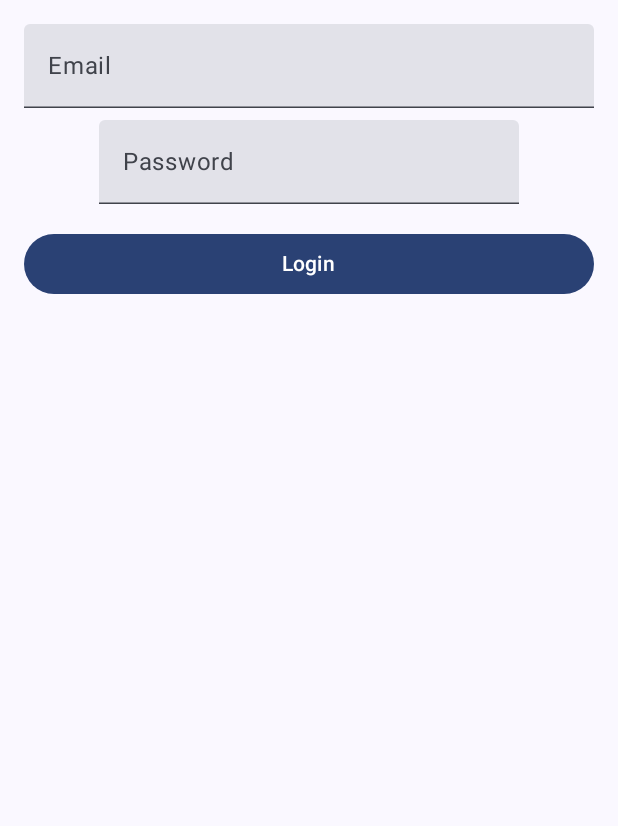
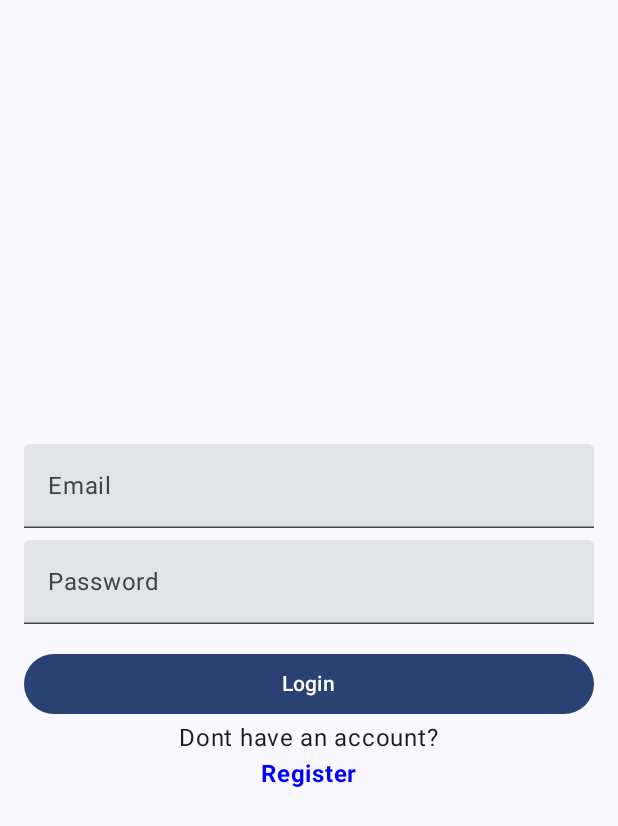
Before and after one commit to LabMember004/OurMovies, an Android app built with Jetpack Compose: the screen it shows after launch (MainActivity), on a phone screen of 412 x 824 dp. Shown: the top 826 px of the screen. Run offline under Robolectric (Android 15) with nearby library versions, the phone set to English and light mode, and no system bars; our stand-ins replace livedata-compose.

Commit message:
Registration added with nicer design

```diff
--- a/app/src/main/java/com/example/ourmovies/MainActivity.kt
+++ b/app/src/main/java/com/example/ourmovies/MainActivity.kt
@@ -37,6 +37,7 @@ import com.example.ourmovies.presentation.LoginScreen
 import com.example.ourmovies.presentation.MainPage
 import com.example.ourmovies.presentation.MovieDetailsScreen
 import com.example.ourmovies.presentation.Profile
+import com.example.ourmovies.presentation.Register
 import com.example.ourmovies.presentation.navigation.Screen
 
 import com.example.ourmovies.ui.theme.OurMoviesTheme
@@ -55,10 +56,12 @@ class MainActivity : ComponentActivity() {
             }
         }
     }
+
     class NetworkChangeReceiver : BroadcastReceiver() {
         override fun onReceive(context: Context, intent: Intent) {
             if (!IsInternetAvailable.checkInternetAvailability(context)) {
-                Toast.makeText(context, "No internet connection available", Toast.LENGTH_SHORT).show()
+                Toast.makeText(context, "No internet connection available", Toast.LENGTH_SHORT)
+                    .show()
             }
         }
     }
@@ -78,7 +81,6 @@ class MainActivity : ComponentActivity() {
     }
 
 }
-
 
 
 @Composable
@@ -101,10 +103,16 @@ fun Navigation(
             modifier = Modifier.padding(paddingValues)
         ) {
             composable(route = Screen.Login.route) {
-                LoginScreen(navController = navController, onLoginSuccess = { newToken ->
-                    viewModel.setToken(newToken ?: "")
-                    navController.navigate(Screen.MainPage.route)
-                })
+                LoginScreen(
+                    navController = navController, onLoginSuccess = { newToken ->
+                        viewModel.setToken(newToken ?: "")
+                        navController.navigate(Screen.MainPage.route)
+
+                    },
+                    onNavigateToRegister = { navController.navigate(Screen.Register.route) }
+
+
+                )
             }
 
             composable(
@@ -112,7 +120,11 @@ fun Navigation(
                 arguments = listOf(navArgument("movieId") { type = NavType.StringType })
             ) { backStackEntry ->
                 val movieId = backStackEntry.arguments?.getString("movieId") ?: ""
-                MovieDetailsScreen(movieId, navController = navController, authViewModel = viewModel)
+                MovieDetailsScreen(
+                    movieId,
+                    navController = navController,
+                    authViewModel = viewModel
+                )
             }
 
             composable(route = Screen.FavoriteMovieScreen.route) {
@@ -122,8 +134,13 @@ fun Navigation(
             composable(route = Screen.MainPage.route) {
                 MainPage(navController = navController)
             }
-            composable(route=Screen.Profile.route) {
+            composable(route = Screen.Profile.route) {
                 Profile(navController = navController)
+            }
+            composable(route = Screen.Register.route) {
+                Register(
+                    navController = navController,
+                    onNavigateBack = {navController.navigate(Screen.Login.route)})
             }
         }
     }
--- /dev/null
+++ b/app/src/main/java/com/example/ourmovies/domain/UserPreferences.kt
@@ -0,0 +1,4 @@
+package com.example.ourmovies.domain
+
+class UserPreferences {
+}
--- a/app/src/main/java/com/example/ourmovies/presentation/FavoriteMoviesScreen.kt
+++ b/app/src/main/java/com/example/ourmovies/presentation/FavoriteMoviesScreen.kt
@@ -84,14 +84,14 @@ fun MovieItem(movie: Movies, viewModel: FavoriteViewModel, token: String) {
 
         Spacer(modifier = Modifier.height(8.dp))
 
-        // Movie Title and Delete Icon
+
         Row(
             modifier = Modifier.fillMaxWidth(),
             horizontalArrangement = Arrangement.SpaceBetween,
             verticalAlignment = Alignment.CenterVertically
         ) {
             Column(
-                modifier = Modifier.weight(1f) // Makes the title take available space
+                modifier = Modifier.weight(1f)
             ) {
                 Text(
                     text = movie.title,
--- a/app/src/main/java/com/example/ourmovies/presentation/LoginScreen.kt
+++ b/app/src/main/java/com/example/ourmovies/presentation/LoginScreen.kt
@@ -1,11 +1,14 @@
 package com.example.ourmovies.presentation
 
 import android.util.Log
+import androidx.compose.foundation.clickable
 import androidx.compose.foundation.layout.*
 import androidx.compose.material3.*
 import androidx.compose.runtime.*
 import androidx.compose.ui.Alignment
 import androidx.compose.ui.Modifier
+import androidx.compose.ui.graphics.Color
+import androidx.compose.ui.text.font.FontWeight
 import androidx.compose.ui.text.input.PasswordVisualTransformation
 import androidx.compose.ui.unit.dp
 import androidx.lifecycle.viewmodel.compose.viewModel
@@ -13,7 +16,7 @@ import androidx.navigation.NavController
 import com.example.ourmovies.domain.viewModels.LoginViewModel
 
 @Composable
-fun LoginScreen(navController: NavController, onLoginSuccess: (String) -> Unit) {
+fun LoginScreen(navController: NavController, onLoginSuccess: (String) -> Unit , onNavigateToRegister : () -> Unit) {
     val viewModel: LoginViewModel = viewModel()
 
     var email by remember { mutableStateOf("") }
@@ -24,7 +27,8 @@ fun LoginScreen(navController: NavController, onLoginSuccess: (String) -> Unit)
         modifier = Modifier
             .fillMaxSize()
             .padding(16.dp),
-        horizontalAlignment = Alignment.CenterHorizontally
+        horizontalAlignment = Alignment.CenterHorizontally,
+        verticalArrangement = Arrangement.Center
     ) {
         TextField(
             value = email,
@@ -40,6 +44,7 @@ fun LoginScreen(navController: NavController, onLoginSuccess: (String) -> Unit)
             onValueChange = { password = it },
             label = { Text("Password") },
             visualTransformation = PasswordVisualTransformation(),
+            modifier = Modifier.fillMaxWidth(),
             singleLine = true
         )
         Spacer(modifier = Modifier.height(16.dp))
@@ -60,6 +65,17 @@ fun LoginScreen(navController: NavController, onLoginSuccess: (String) -> Unit)
             Text("Login")
         }
 
+        Text("Dont have an account?")
+
+        Text(
+            text = "Register",
+            color = Color.Blue,
+            fontWeight = FontWeight.Bold,
+            modifier =  Modifier.clickable {
+                onNavigateToRegister()
+            }
+        )
+
         if (viewModel.isLoading) {
             CircularProgressIndicator()
         }
--- a/app/src/main/java/com/example/ourmovies/presentation/navigation/Screen.kt
+++ b/app/src/main/java/com/example/ourmovies/presentation/navigation/Screen.kt
@@ -2,7 +2,7 @@ package com.example.ourmovies.presentation.navigation
 
 enum class Screen(val route: String) {
     Login("login"),
-    SignUp("signUp"),
+    Register("register"),
     MainPage("mainPage"),
     FavoriteMovieScreen("favoriteMoviesScreen"),
     Profile("profile")
```
Also changed, not shown: app/src/main/java/com/example/ourmovies/presentation/Register.kt (+31 -4 lines).
